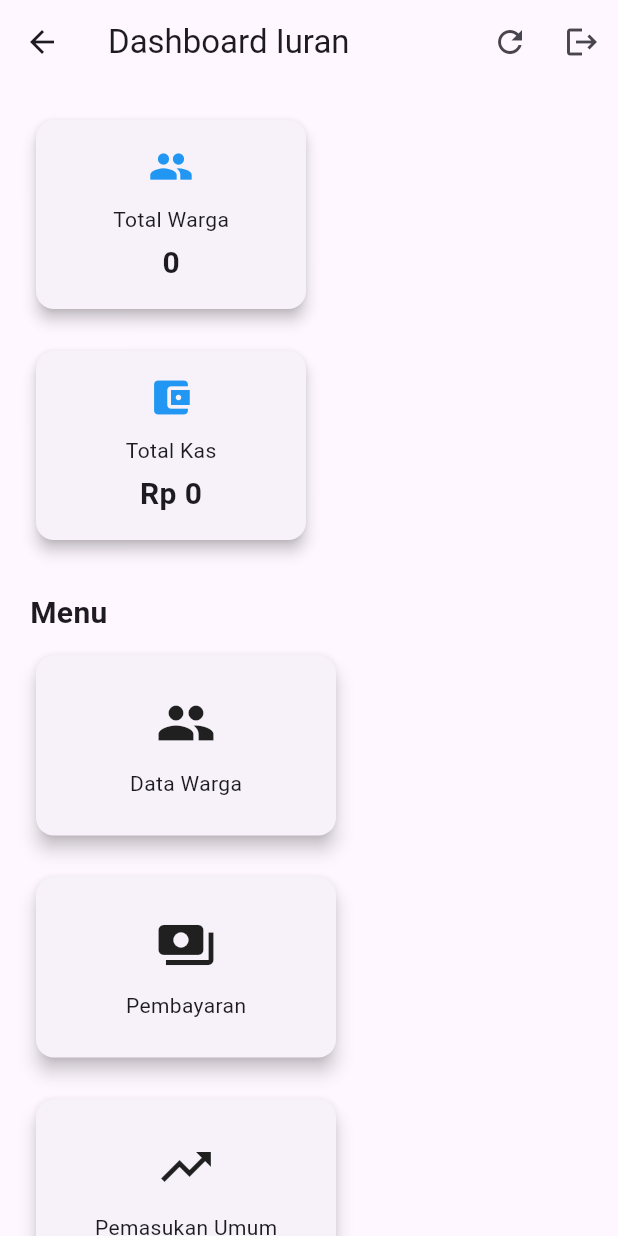
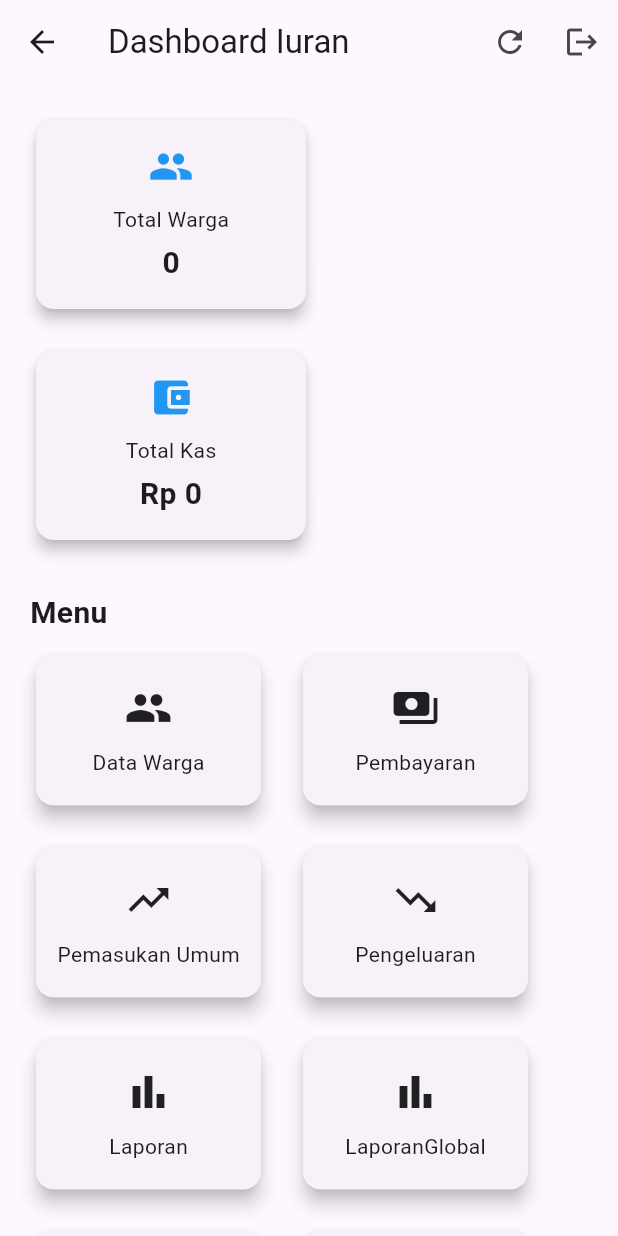
Before and after one commit to lutfikamil/iuran_warga, a Flutter app: the DashboardPage screen opened directly, on a phone screen of 412 x 824 dp. Run offline on Flutter 3.47's test engine with Material 3 defaults, Android fonts, the phone set to English and light mode, and no system bars; our stand-ins replace cloud_firestore, file_picker, firebase_auth, firebase_core, logger, pdf and 2 more; missing offline and left inert: excel, universal_html; accounts and stored records are empty.

Commit message:
Update dashboard_page.dart

```diff
--- a/lib/pages/dashboard/dashboard_page.dart
+++ b/lib/pages/dashboard/dashboard_page.dart
@@ -21,12 +21,12 @@
       child: Card(
         elevation: 5,
         child: SizedBox(
-          width: 200,
-          height: 120,
+          width: 150,
+          height: 100,
           child: Column(
             mainAxisAlignment: MainAxisAlignment.center,
             children: [
-              Icon(icon, size: 40),
+              Icon(icon, size: 32),
               const SizedBox(height: 10),
               Text(title),
             ],
```
